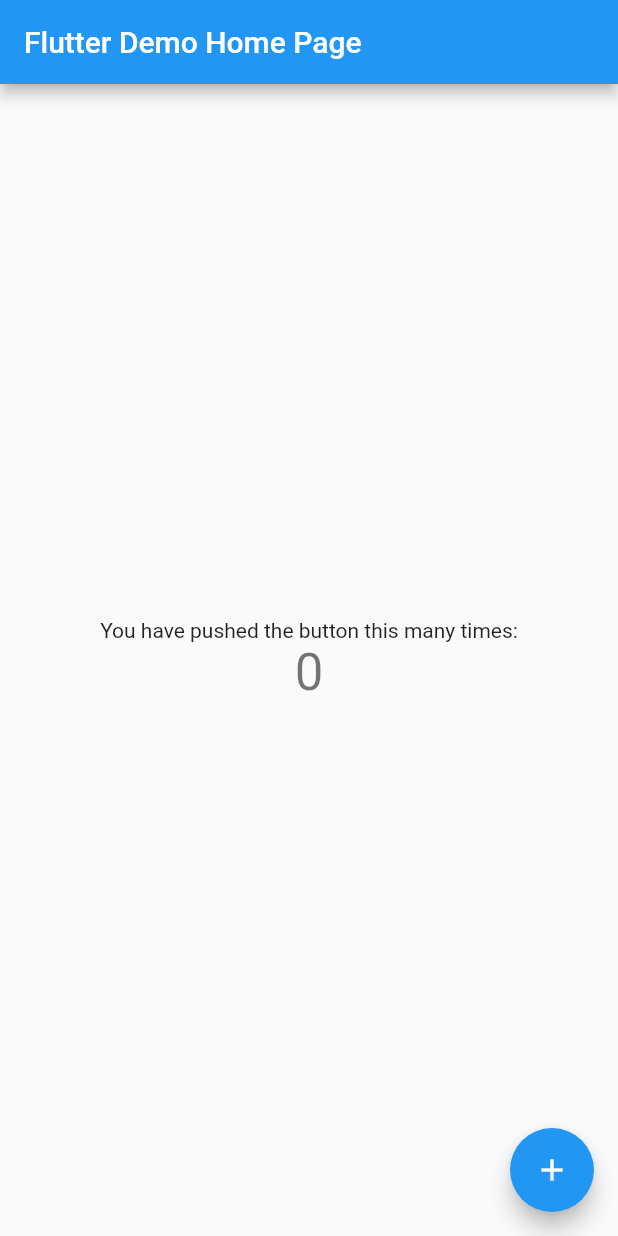
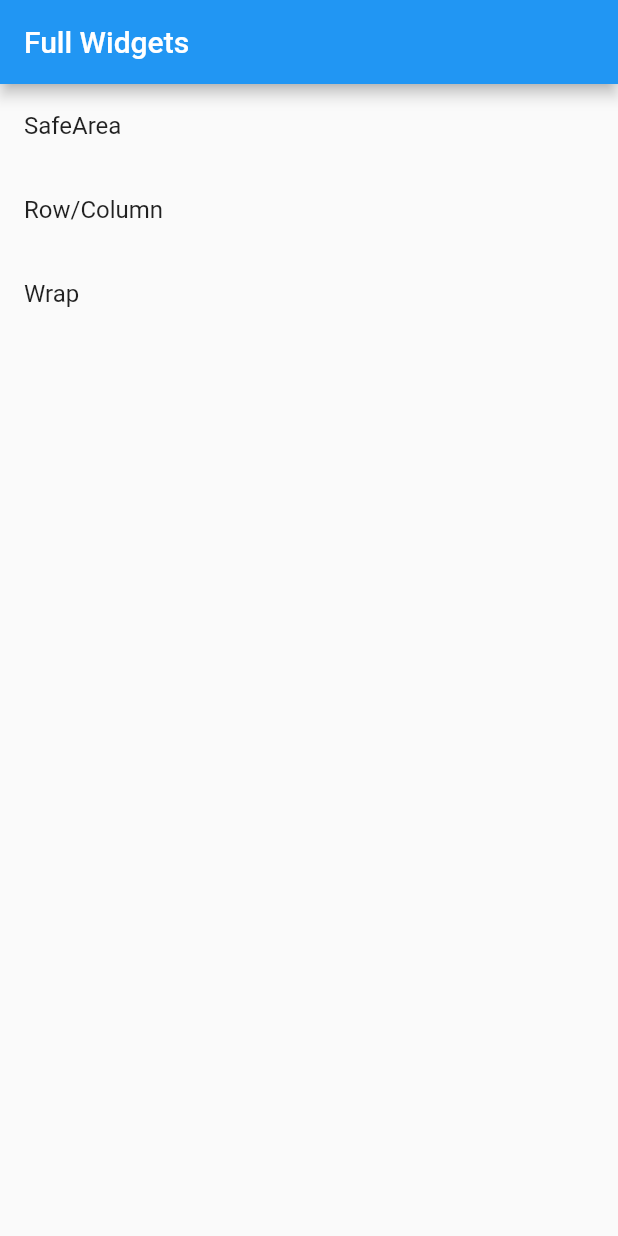
Before and after one commit to xuin-net/Flutter_All_Widgets, a Flutter app: the screen it shows after launch, on a phone screen of 412 x 824 dp. Run offline on Flutter 3.47's test engine with Material 2 defaults, Android fonts, the phone set to English and light mode, and no system bars.

Commit message:
[framework] Create framework for route widgets

```diff
--- a/lib/main.dart
+++ b/lib/main.dart
@@ -1,113 +1,135 @@
 import 'package:flutter/material.dart';
 
 void main() {
-  runApp(MyApp());
+  runApp(LearnWidgetsApp());
 }
 
-class MyApp extends StatelessWidget {
-  // This widget is the root of your application.
+class LearnWidget {
+  final String name;
+
+  LearnWidget(this.name);
+}
+
+class LearnWidgetsApp extends StatefulWidget {
+  @override
+  State<StatefulWidget> createState() => _LearnWidgetsAppState();
+}
+
+class _LearnWidgetsAppState extends State<LearnWidgetsApp> {
+  LearnWidget _selectedWidget;
+
+  List<LearnWidget> widgets = [
+    LearnWidget('SafeArea'),
+    LearnWidget('Row/Column'),
+    LearnWidget('Wrap')
+  ];
+
   @override
   Widget build(BuildContext context) {
     return MaterialApp(
-      title: 'Flutter Demo',
-      theme: ThemeData(
-        // This is the theme of your application.
-        //
-        // Try running your application with "flutter run". You'll see the
-        // application has a blue toolbar. Then, without quitting the app, try
-        // changing the primarySwatch below to Colors.green and then invoke
-        // "hot reload" (press "r" in the console where you ran "flutter run",
-        // or simply save your changes to "hot reload" in a Flutter IDE).
-        // Notice that the counter didn't reset back to zero; the application
-        // is not restarted.
-        primarySwatch: Colors.blue,
+      title: 'Full Widgets App',
+      home: Navigator(
+        pages: [
+          MaterialPage(
+            key: ValueKey('WidgetsListPage'),
+            child: WidgetListScreen(
+              widgets: widgets,
+              onTapped: _handleWidgetTapped,
+            ),
+          ),
+          if (_selectedWidget != null)
+            WidgetsDetailsPage(widget: _selectedWidget)
+        ],
+        onPopPage: (route, result) {
+          if (!route.didPop(result)) {
+            return false;
+          }
+
+          // Update the list of pages by setting _selectedWidget to null
+          setState(() {
+            _selectedWidget = null;
+          });
+
+          return true;
+        },
       ),
-      home: MyHomePage(title: 'Flutter Demo Home Page'),
+    );
+  }
+
+  void _handleWidgetTapped(LearnWidget widget) {
+    setState(() {
+      _selectedWidget = widget;
+    });
+  }
+}
+
+class WidgetsDetailsPage extends Page {
+  final LearnWidget widget;
+
+  WidgetsDetailsPage({
+    this.widget,
+  }) : super(key: ValueKey(widget));
+
+  Route createRoute(BuildContext context) {
+    return MaterialPageRoute(
+      settings: this,
+      builder: (BuildContext context) {
+        return WidgetDetailScreen(widget: widget);
+      },
     );
   }
 }
 
-class MyHomePage extends StatefulWidget {
-  MyHomePage({Key key, this.title}) : super(key: key);
+class WidgetListScreen extends StatelessWidget {
+  final List<LearnWidget> widgets;
+  final ValueChanged<LearnWidget> onTapped;
 
-  // This widget is the home page of your application. It is stateful, meaning
-  // that it has a State object (defined below) that contains fields that affect
-  // how it looks.
-
-  // This class is the configuration for the state. It holds the values (in this
-  // case the title) provided by the parent (in this case the App widget) and
-  // used by the build method of the State. Fields in a Widget subclass are
-  // always marked "final".
-
-  final String title;
-
-  @override
-  _MyHomePageState createState() => _MyHomePageState();
-}
-
-class _MyHomePageState extends State<MyHomePage> {
-  int _counter = 0;
-
-  void _incrementCounter() {
-    setState(() {
-      // This call to setState tells the Flutter framework that something has
-      // changed in this State, which causes it to rerun the build method below
-      // so that the display can reflect the updated values. If we changed
-      // _counter without calling setState(), then the build method would not be
-      // called again, and so nothing would appear to happen.
-      _counter++;
-    });
-  }
+  WidgetListScreen({
+    @required this.widgets,
+    @required this.onTapped,
+  });
 
   @override
   Widget build(BuildContext context) {
-    // This method is rerun every time setState is called, for instance as done
-    // by the _incrementCounter method above.
-    //
-    // The Flutter framework has been optimized to make rerunning build methods
-    // fast, so that you can just rebuild anything that needs updating rather
-    // than having to individually change instances of widgets.
     return Scaffold(
       appBar: AppBar(
-        // Here we take the value from the MyHomePage object that was created by
-        // the App.build method, and use it to set our appbar title.
-        title: Text(widget.title),
+        title: Text('Full Widgets'),
       ),
-      body: Center(
-        // Center is a layout widget. It takes a single child and positions it
-        // in the middle of the parent.
+      body: ListView(
+        children: [
+          for (var widget in widgets)
+            ListTile(
+              title: Text(widget.name),
+              onTap: () => onTapped(widget),
+            )
+        ],
+      ),
+    );
+  }
+}
+
+class WidgetDetailScreen extends StatelessWidget {
+  final LearnWidget widget;
+
+  WidgetDetailScreen({
+    @required this.widget,
+  });
+
+  @override
+  Widget build(BuildContext context) {
+    return Scaffold(
+      appBar: AppBar(),
+      body: Padding(
+        padding: const EdgeInsets.all(8.0),
         child: Column(
-          // Column is also a layout widget. It takes a list of children and
-          // arranges them vertically. By default, it sizes itself to fit its
-          // children horizontally, and tries to be as tall as its parent.
-          //
-          // Invoke "debug painting" (press "p" in the console, choose the
-          // "Toggle Debug Paint" action from the Flutter Inspector in Android
-          // Studio, or the "Toggle Debug Paint" command in Visual Studio Code)
-          // to see the wireframe for each widget.
-          //
-          // Column has various properties to control how it sizes itself and
-          // how it positions its children. Here we use mainAxisAlignment to
-          // center the children vertically; the main axis here is the vertical
-          // axis because Columns are vertical (the cross axis would be
-          // horizontal).
-          mainAxisAlignment: MainAxisAlignment.center,
-          children: <Widget>[
-            Text(
-              'You have pushed the button this many times:',
-            ),
-            Text(
-              '$_counter',
-              style: Theme.of(context).textTheme.headline4,
-            ),
+          crossAxisAlignment: CrossAxisAlignment.start,
+          children: [
+            if (widget != null) ...[
+              Text(widget.name, style: Theme.of(context).textTheme.headline6),
+            ],
           ],
         ),
       ),
-      floatingActionButton: FloatingActionButton(
-        onPressed: _incrementCounter,
-        tooltip: 'Increment',
-        child: Icon(Icons.add),
-      ), // This trailing comma makes auto-formatting nicer for build methods.
     );
   }
 }
```
